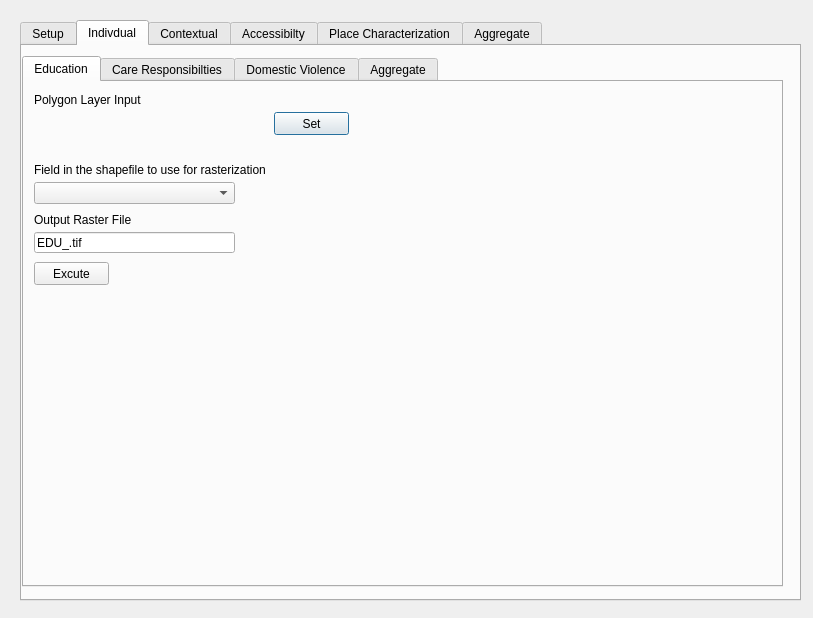
Above: gender_indicator_tool/gender_indicator_tool_dialog_base.ui from worldbank/GEEST before the change. Below: the same form after it.
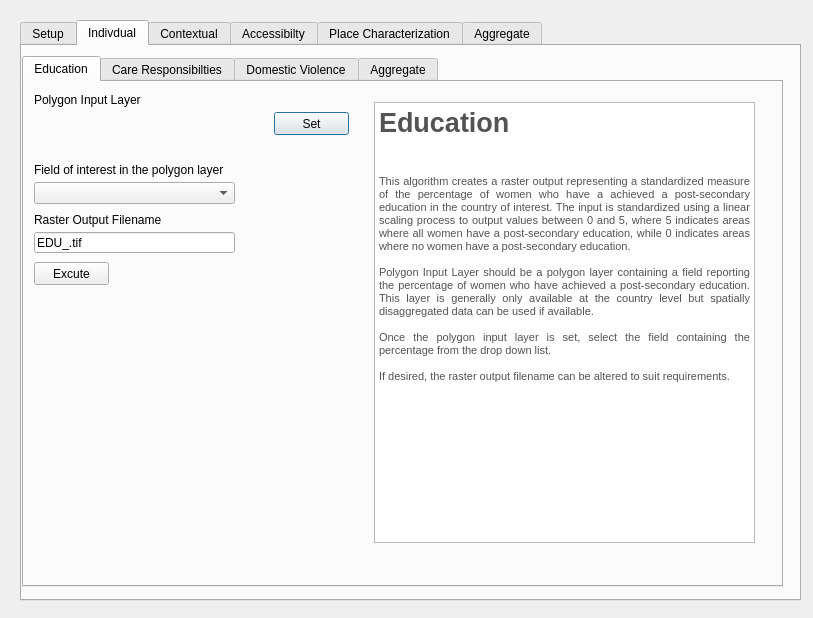
That is the form after the change. The open tabs and pages were chosen to show the change. Custom widgets are drawn as their Qt base class.

Commit message: .ui file has been updated with tab descriptions

Patch:
```diff
--- a/gender_indicator_tool/gender_indicator_tool_dialog_base.ui
+++ b/gender_indicator_tool/gender_indicator_tool_dialog_base.ui
@@ -241,7 +241,7 @@
         </rect>
        </property>
        <property name="text">
-        <string>Polygon Layer Input</string>
+        <string>Polygon Input Layer</string>
        </property>
       </widget>
       <widget class="QComboBox" name="EDU_rasField_CB">
@@ -267,7 +267,7 @@
         </rect>
        </property>
        <property name="text">
-        <string>Output Raster File</string>
+        <string>Raster Output Filename</string>
        </property>
       </widget>
       <widget class="QgsFileWidget" name="EDU_Input_Field">
@@ -306,7 +306,7 @@
         </rect>
        </property>
        <property name="text">
-        <string>Field in the shapefile to use for rasterization</string>
+        <string>Field of interest in the polygon layer</string>
        </property>
       </widget>
       <widget class="QPushButton" name="EDU_Execute_PB">
@@ -344,6 +344,31 @@
         <string notr="true"/>
        </property>
       </widget>
+      <widget class="QTextEdit" name="textEdit_9">
+       <property name="geometry">
+        <rect>
+         <x>350</x>
+         <y>20</y>
+         <width>381</width>
+         <height>441</height>
+        </rect>
+       </property>
+       <property name="html">
+        <string>&lt;!DOCTYPE HTML PUBLIC &quot;-//W3C//DTD HTML 4.0//EN&quot; &quot;http://www.w3.org/TR/REC-html40/strict.dtd&quot;&gt;
+&lt;html&gt;&lt;head&gt;&lt;meta name=&quot;qrichtext&quot; content=&quot;1&quot; /&gt;&lt;style type=&quot;text/css&quot;&gt;
+p, li { white-space: pre-wrap; }
+&lt;/style&gt;&lt;/head&gt;&lt;body style=&quot; font-family:'MS Shell Dlg 2'; font-size:8.25pt; font-weight:400; font-style:normal;&quot;&gt;
+&lt;p align=&quot;justify&quot; style=&quot; margin-top:0px; margin-bottom:0px; margin-left:0px; margin-right:0px; -qt-block-indent:0; text-indent:0px;&quot;&gt;&lt;span style=&quot; font-size:20pt; font-weight:600; color:#535353;&quot;&gt;Education&lt;/span&gt;&lt;/p&gt;
+&lt;p align=&quot;justify&quot; style=&quot;-qt-paragraph-type:empty; margin-top:0px; margin-bottom:0px; margin-left:0px; margin-right:0px; -qt-block-indent:0; text-indent:0px; font-size:24pt; font-weight:600; color:#535353;&quot;&gt;&lt;br /&gt;&lt;/p&gt;
+&lt;p align=&quot;justify&quot; style=&quot; margin-top:0px; margin-bottom:0px; margin-left:0px; margin-right:0px; -qt-block-indent:0; text-indent:0px;&quot;&gt;&lt;span style=&quot; font-size:8pt; color:#535353;&quot;&gt;This algorithm creates a raster output representing a standardized measure of the percentage of women who have a achieved a post-secondary education in the country of interest. The input is standardized using a linear scaling process to output values between 0 and 5, where 5 indicates areas where all women have a post-secondary education, while 0 indicates areas where no women have a post-secondary education.&lt;/span&gt;&lt;/p&gt;
+&lt;p align=&quot;justify&quot; style=&quot;-qt-paragraph-type:empty; margin-top:0px; margin-bottom:0px; margin-left:0px; margin-right:0px; -qt-block-indent:0; text-indent:0px; font-size:8pt; color:#535353;&quot;&gt;&lt;br /&gt;&lt;/p&gt;
+&lt;p align=&quot;justify&quot; style=&quot; margin-top:0px; margin-bottom:0px; margin-left:0px; margin-right:0px; -qt-block-indent:0; text-indent:0px;&quot;&gt;&lt;span style=&quot; font-size:8pt; color:#535353;&quot;&gt;Polygon Input Layer should be a polygon layer containing a field reporting the percentage of women who have achieved a post-secondary education. This layer is generally only available at the country level but spatially disaggregated data can be used if available.&lt;/span&gt;&lt;/p&gt;
+&lt;p align=&quot;justify&quot; style=&quot;-qt-paragraph-type:empty; margin-top:0px; margin-bottom:0px; margin-left:0px; margin-right:0px; -qt-block-indent:0; text-indent:0px; font-size:8pt; color:#535353;&quot;&gt;&lt;br /&gt;&lt;/p&gt;
+&lt;p align=&quot;justify&quot; style=&quot; margin-top:0px; margin-bottom:0px; margin-left:0px; margin-right:0px; -qt-block-indent:0; text-indent:0px;&quot;&gt;&lt;span style=&quot; font-size:8pt; color:#535353;&quot;&gt;Once the polygon input layer is set, select the field containing the percentage from the drop down list.&lt;/span&gt;&lt;/p&gt;
+&lt;p align=&quot;justify&quot; style=&quot;-qt-paragraph-type:empty; margin-top:0px; margin-bottom:0px; margin-left:0px; margin-right:0px; -qt-block-indent:0; text-indent:0px; font-size:8pt; color:#535353;&quot;&gt;&lt;br /&gt;&lt;/p&gt;
+&lt;p align=&quot;justify&quot; style=&quot; margin-top:0px; margin-bottom:0px; margin-left:0px; margin-right:0px; -qt-block-indent:0; text-indent:0px;&quot;&gt;&lt;span style=&quot; font-size:8pt; color:#535353;&quot;&gt;If desired, the raster output filename can be altered to suit requirements.&lt;/span&gt;&lt;/p&gt;&lt;/body&gt;&lt;/html&gt;</string>
+       </property>
+      </widget>
      </widget>
      <widget class="QWidget" name="tab_10">
       <attribute name="title">
```
Left out of the diff: 235 changed lines with no effect on the pictures. The commit also changes 5 other files.
